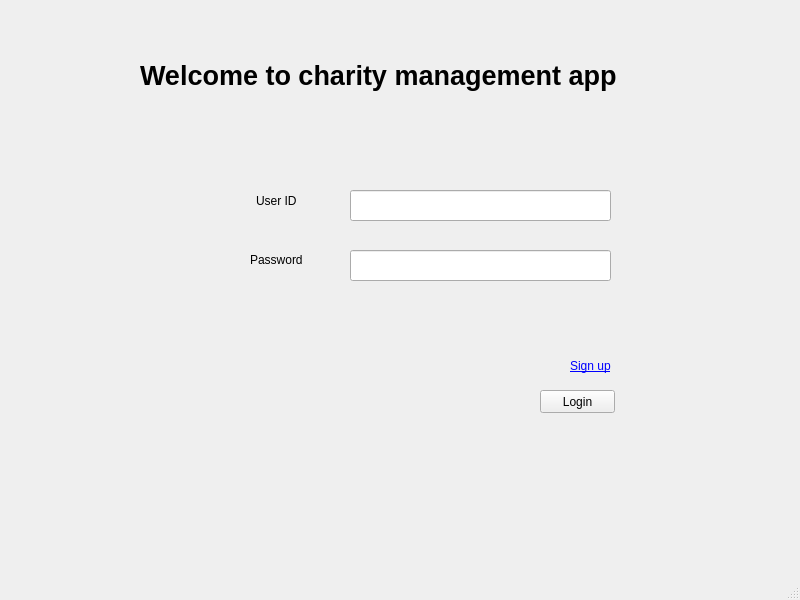
Before: the Qt Designer form program/view/uiFiles/login_page.ui in Couziii/Test-Charity-Event-Manager, drawn with Qt 5.
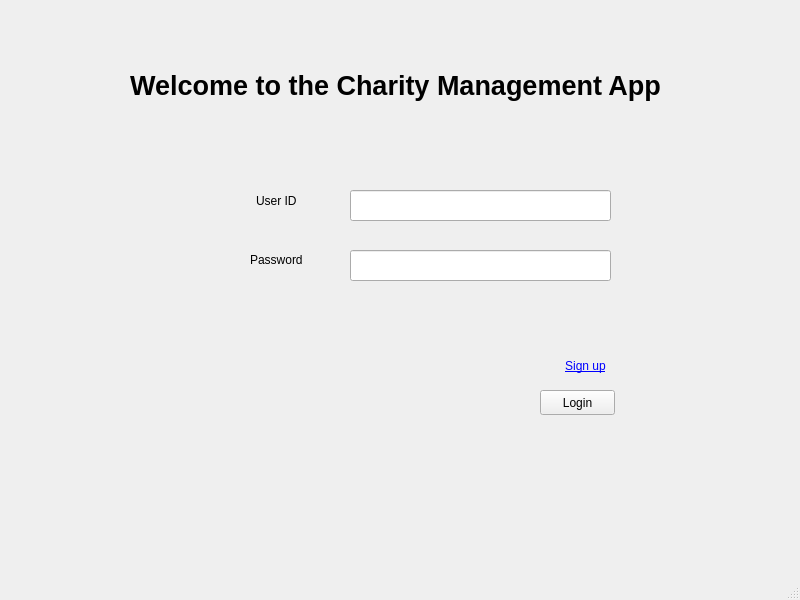
After: the same form once the commit is applied.

```diff
--- a/program/view/uiFiles/login_page.ui
+++ b/program/view/uiFiles/login_page.ui
@@ -20,9 +20,18 @@
       <x>540</x>
       <y>390</y>
       <width>75</width>
-      <height>23</height>
+      <height>25</height>
      </rect>
     </property>
+    <property name="minimumSize">
+     <size>
+      <width>70</width>
+      <height>25</height>
+     </size>
+    </property>
+    <property name="cursor">
+     <cursorShape>PointingHandCursor</cursorShape>
+    </property>
     <property name="text">
      <string>Login</string>
     </property>
@@ -30,12 +39,18 @@
    <widget class="QLabel" name="lbl_signup">
     <property name="geometry">
         <rect>
-            <x>570</x>
+      <x>560</x>
             <y>350</y>
-            <width>41</width>
+      <width>51</width>
             <height>31</height>
         </rect>
     </property>
+    <property name="minimumSize">
+     <size>
+      <width>50</width>
+      <height>30</height>
+     </size>
+    </property>
     <property name="font">
         <font>
             <underline>true</underline>
@@ -55,8 +70,11 @@
         }
         </string>
     </property>
-    <property name="cursor">
-        <enum>PointingHandCursor</enum>
+    <property name="text">
+     <string>Sign up</string>
+    </property>
+    <property name="alignment">
+     <set>Qt::AlignCenter</set>
     </property>
    </widget>
    <widget class="QLineEdit" name="txt_user_id">
@@ -108,12 +126,18 @@
    <widget class="QLabel" name="label_4">
     <property name="geometry">
      <rect>
-      <x>140</x>
-      <y>20</y>
-      <width>591</width>
+      <x>40</x>
+      <y>30</y>
+      <width>711</width>
       <height>111</height>
      </rect>
     </property>
+    <property name="minimumSize">
+     <size>
+      <width>711</width>
+      <height>111</height>
+     </size>
+    </property>
     <property name="font">
      <font>
       <pointsize>20</pointsize>
@@ -121,8 +145,14 @@
       <bold>true</bold>
      </font>
     </property>
+    <property name="styleSheet">
+     <string notr="true"/>
+    </property>
     <property name="text">
-     <string>Welcome to charity management app</string>
+     <string>Welcome to the Charity Management App</string>
+    </property>
+    <property name="alignment">
+     <set>Qt::AlignCenter</set>
     </property>
    </widget>
    <widget class="QLabel" name="lbl_wrong_input">
```
Left out of the diff: 14 changed lines with no effect on the pictures. Lines whose indentation alone changed are shown as unchanged.
